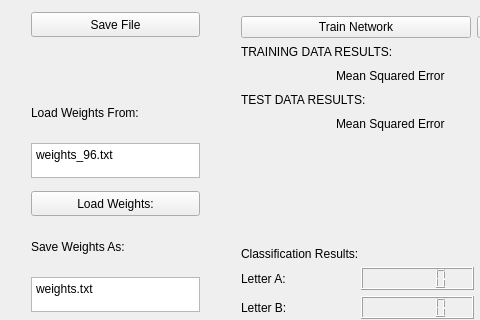
Before: the Qt Designer form mainwindow.ui in dceuinton/firstgo_neural_net, drawn with Qt 5; both pictures show x 0 to 480 and y 261 to 581 of the 1214 by 941 pixel window.
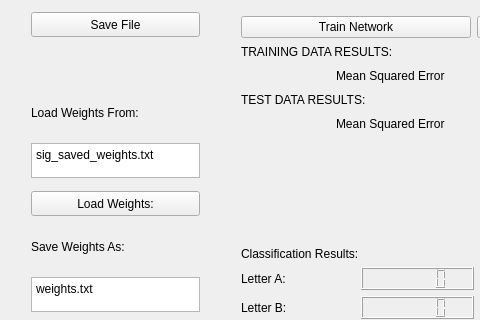
After: the same form once the commit is applied.

Commit message: Got the relu and tanh functions up and running.

Diff of the .ui file:
```diff
--- a/mainwindow.ui
+++ b/mainwindow.ui
@@ -194,7 +194,7 @@
         </size>
        </property>
        <property name="plainText">
-        <string>weights_96.txt</string>
+        <string>sig_saved_weights.txt</string>
        </property>
       </widget>
      </item>
```
The commit also changes 2 other files.
